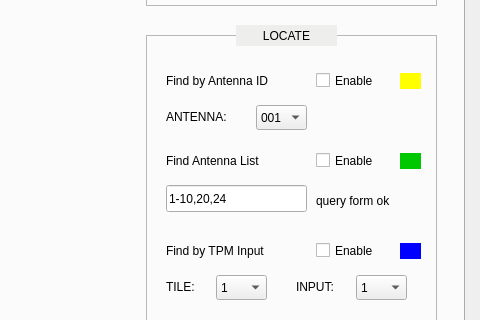
Above: python/utilities/skalab/Gui/skalab_station.ui from ska-telescope/ska-low-mccs-daq before the change; both pictures show x 691 to 1171 and y 446 to 766 of the 1171 by 918 pixel window. Below: the same form after it.
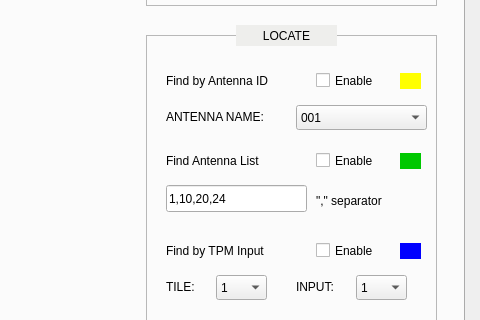
That is the form after the change. The open tabs and pages were chosen to show the change.

Commit message: MCCS-2010: Add SKALAB to the main branch

Diff of the .ui file:
```diff
--- a/python/utilities/skalab/Gui/skalab_station.ui
+++ b/python/utilities/skalab/Gui/skalab_station.ui
@@ -690,9 +690,9 @@
      <widget class="QComboBox" name="combo_antenna">
       <property name="geometry">
        <rect>
-        <x>110</x>
+        <x>150</x>
         <y>70</y>
-        <width>51</width>
+        <width>131</width>
         <height>25</height>
        </rect>
       </property>
@@ -819,12 +819,12 @@
        <rect>
         <x>20</x>
         <y>70</y>
-        <width>81</width>
+        <width>121</width>
         <height>23</height>
        </rect>
       </property>
       <property name="text">
-       <string>ANTENNA: </string>
+       <string>ANTENNA NAME: </string>
       </property>
       <property name="alignment">
        <set>Qt::AlignLeading|Qt::AlignLeft|Qt::AlignVCenter</set>
@@ -856,7 +856,7 @@
        </rect>
       </property>
       <property name="text">
-       <string>1-10,20,24</string>
+       <string>1,10,20,24</string>
       </property>
       <property name="readOnly">
        <bool>false</bool>
@@ -907,7 +907,7 @@
        </rect>
       </property>
       <property name="text">
-       <string>query form ok</string>
+       <string>&quot;,&quot; separator</string>
       </property>
       <property name="alignment">
        <set>Qt::AlignLeading|Qt::AlignLeft|Qt::AlignVCenter</set>
```
The commit also changes 61 other files.
